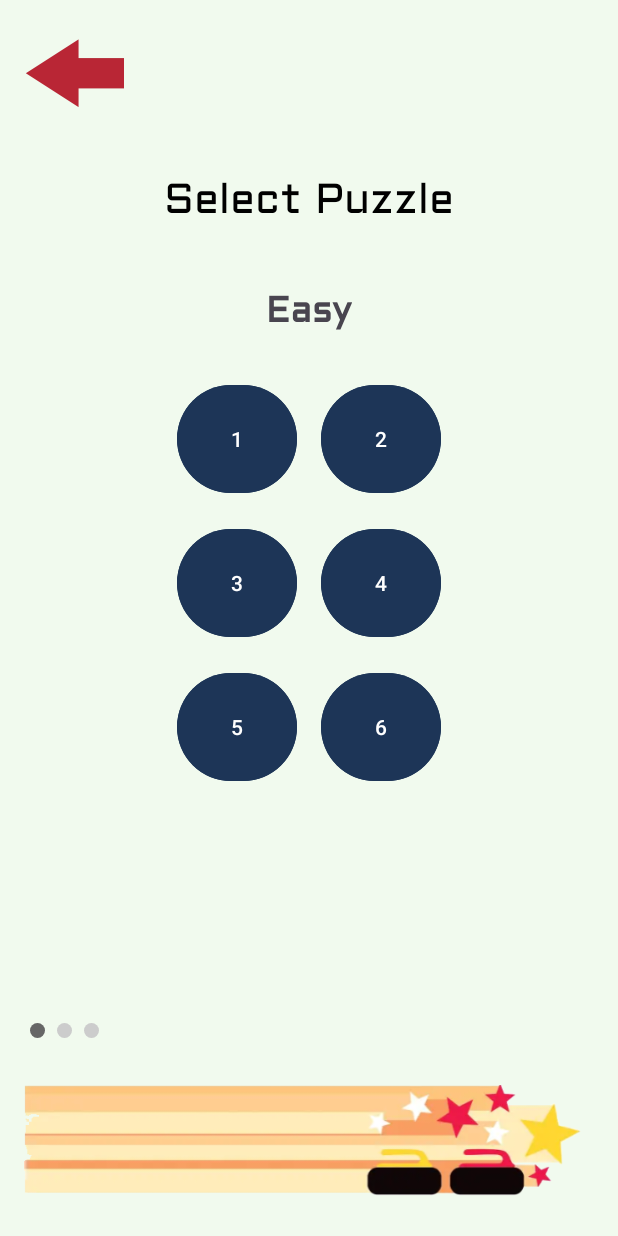
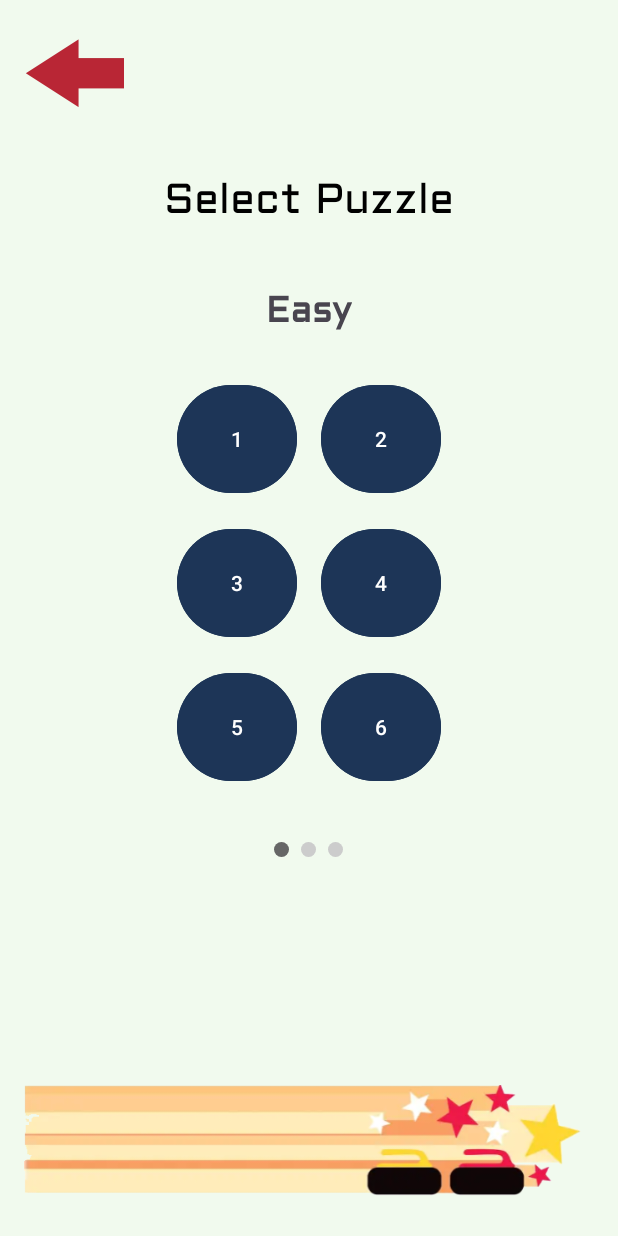
Before and after one commit to JamieStewart4/CS2063-project, an Android app: the PuzzleSelect screen opened directly, with no data from a screen before it, on a phone screen of 412 x 824 dp. Run offline under Robolectric (Android 15) with nearby library versions, the phone set to English and light mode, and no system bars.

Commit message:
fixed dot indicator position

```diff
--- a/app/src/main/res/layout/puzzle_select.xml
+++ b/app/src/main/res/layout/puzzle_select.xml
@@ -30,8 +30,7 @@
     <androidx.viewpager2.widget.ViewPager2
         android:id="@+id/view_pager"
         android:layout_width="match_parent"
-        android:layout_height="0dp"
-        android:layout_weight="1"
+        android:layout_height="380dp"
         android:layout_marginTop="20dp" />
 
     <LinearLayout
@@ -39,8 +38,8 @@
         android:layout_width="wrap_content"
         android:layout_height="wrap_content"
         android:orientation="horizontal"
-        android:gravity="center"
-        android:layout_marginTop="10dp"
+        android:layout_gravity="center_horizontal"
+        android:layout_marginTop="4dp"
         android:layout_marginBottom="20dp">
 
         <View
@@ -65,6 +64,11 @@
             android:background="@drawable/dot_inactive" />
     </LinearLayout>
 
+    <View
+        android:layout_width="0dp"
+        android:layout_height="0dp"
+        android:layout_weight="1" />
+
     <ImageView
         android:id="@+id/sliding_rocks"
         android:layout_width="match_parent"
```
Also changed, not shown: 1 other file.
